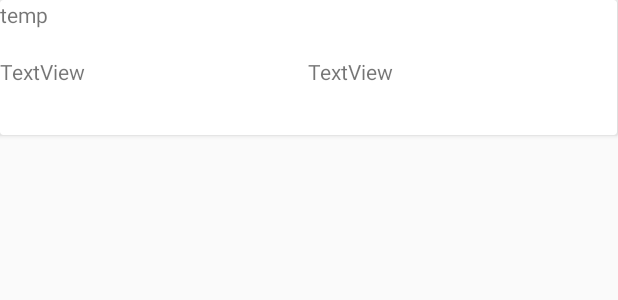
After one commit to YasmineBY/Level-5-Task-2, an Android app: the layout game_item.xml on its own in the app's theme, with its tools: preview values and no code run, on a phone screen of 412 x 824 dp. The commit adds this screen. Shown: the top 300 px of the screen. Run offline under Robolectric (Android 15) with nearby library versions, the phone set to English and light mode, and no system bars.

Commit message:
Added cardview

```diff
--- a/Level5Task2/app/build.gradle
+++ b/Level5Task2/app/build.gradle
@@ -49,6 +49,8 @@ dependencies {
     androidTestImplementation 'androidx.test:runner:1.2.0'
     androidTestImplementation 'androidx.test.espresso:espresso-core:3.2.0'
 
+
+
     // Material widgets.
     implementation 'com.google.android.material:material:1.0.0'
 
--- a/Level5Task2/app/src/main/java/com/example/level5_task2/model/Game.kt
+++ b/Level5Task2/app/src/main/java/com/example/level5_task2/model/Game.kt
@@ -11,7 +11,7 @@ import java.util.*
 //A game consists of a title, platform and a release date.
 @Parcelize
 @Entity
-data class Note(
+data class Game (
     var title: String,
     var platform: String,
     var releaseDate: Date,
--- /dev/null
+++ b/Level5Task2/app/src/main/java/com/example/level5_task2/ui/main/GameAdapter.kt
@@ -0,0 +1 @@
+package com.example.level5_task2.ui.main
--- /dev/null
+++ b/Level5Task2/app/src/main/java/com/example/level5_task2/ui/main/MainActivityViewModel.kt
@@ -0,0 +1 @@
+package com.example.level5_task2.ui.main
--- /dev/null
+++ b/Level5Task2/app/src/main/res/layout/game_item.xml
@@ -0,0 +1,46 @@
+<?xml version="1.0" encoding="utf-8"?>
+<androidx.constraintlayout.widget.ConstraintLayout
+    xmlns:android="http://schemas.android.com/apk/res/android"
+    xmlns:app="http://schemas.android.com/apk/res-auto"
+    android:layout_width="match_parent"
+    android:layout_height="match_parent">
+
+    <androidx.cardview.widget.CardView
+        android:layout_width="411dp"
+        android:layout_height="90dp"
+        app:layout_constraintStart_toStartOf="parent"
+        app:layout_constraintTop_toTopOf="parent">
+
+        <LinearLayout
+            android:layout_width="match_parent"
+            android:layout_height="match_parent"
+            android:orientation="vertical">
+
+            <TextView
+                android:id="@+id/txtGameName"
+                android:layout_width="match_parent"
+                android:layout_height="38dp"
+                android:text="temp" />
+
+            <LinearLayout
+                android:layout_width="match_parent"
+                android:layout_height="match_parent"
+                android:orientation="horizontal">
+
+                <TextView
+                    android:id="@+id/txtPlatform"
+                    android:layout_width="wrap_content"
+                    android:layout_height="wrap_content"
+                    android:layout_weight="1"
+                    android:text="TextView" />
+
+                <TextView
+                    android:id="@+id/txtDate"
+                    android:layout_width="wrap_content"
+                    android:layout_height="wrap_content"
+                    android:layout_weight="1"
+                    android:text="TextView" />
+            </LinearLayout>
+        </LinearLayout>
+    </androidx.cardview.widget.CardView>
+</androidx.constraintlayout.widget.ConstraintLayout>
--- a/Level5Task2/app/src/main/res/values/colors.xml
+++ b/Level5Task2/app/src/main/res/values/colors.xml
@@ -1,6 +1,7 @@
 <?xml version="1.0" encoding="utf-8"?>
 <resources>
-    <color name="colorPrimary">#6200EE</color>
-    <color name="colorPrimaryDark">#3700B3</color>
-    <color name="colorAccent">#03DAC5</color>
+    <color name="colorPrimary">#009688</color>
+    <color name="colorPrimaryDark">#00796B</color>
+    <color name="colorAccent">#00695C</color>
+    <color name="colorBackgroundDark">#3d3d3d</color>
 </resources>
```
Also changed, not shown: Level5Task2/app/src/main/java/com/example/level5_task2/database/Converters.kt (added, +17 -0 lines), Level5Task2/app/src/main/java/com/example/level5_task2/database/GameDao.kt (+20 -0 lines), Level5Task2/app/src/main/res/layout/content_main.xml (+14 -1 lines).
